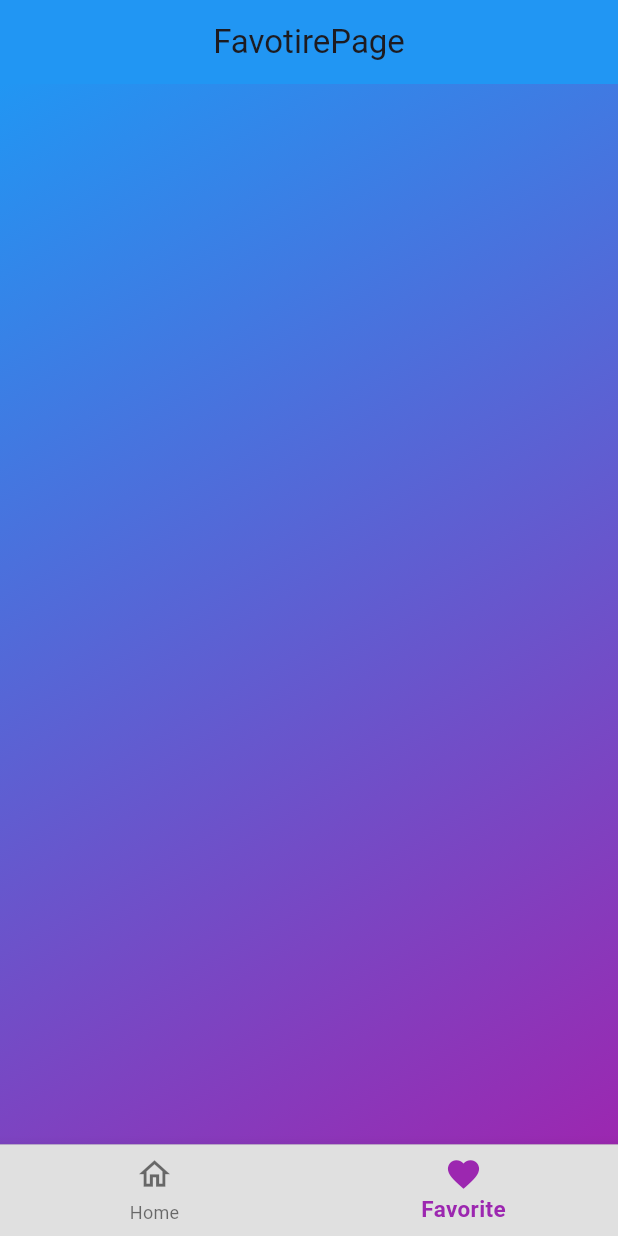
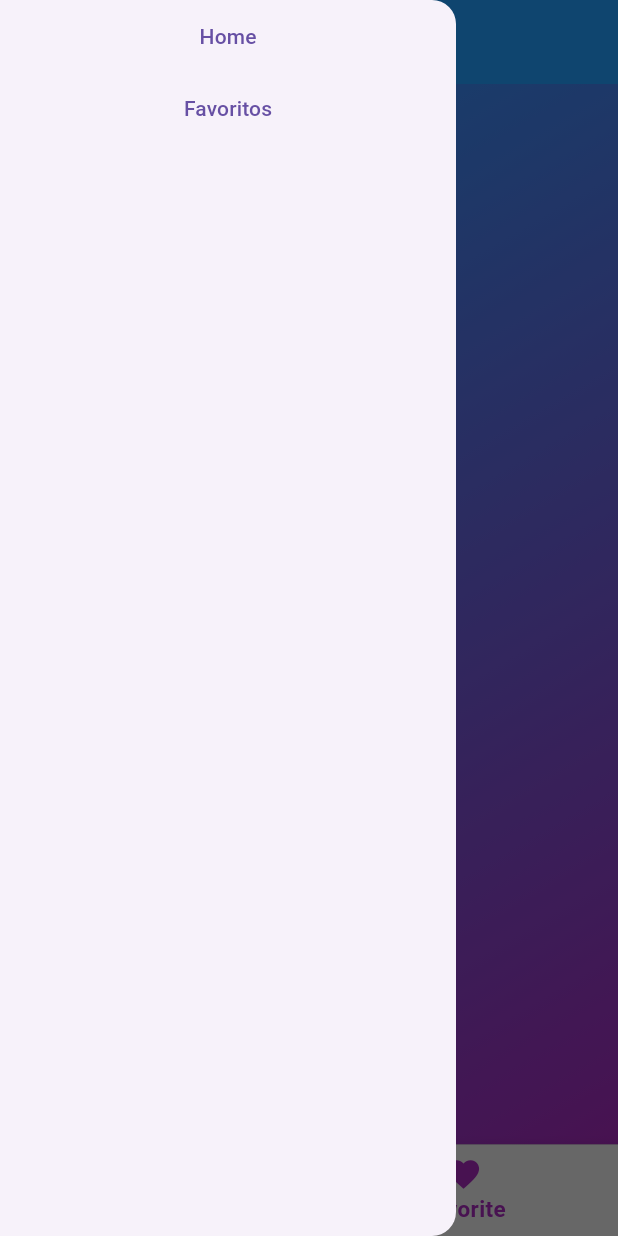
Before and after one commit to deyvissoneduardo/dictionary, a Flutter app: the screen it shows after launch, item 2 of the bottom bar chosen, with the side drawer open (before the commit the screen has no drawer), on a phone screen of 412 x 824 dp. Run offline on Flutter 3.47's test engine with Material 3 defaults, Android fonts, the phone set to English and light mode, and no system bars; our stand-ins replace dio, flutter_dotenv, get, loading_animation_widget, shared_preferences, top_snackbar_flutter.

Commit message:
size screen with responsive

```diff
--- a/app_dictionary/lib/app/modules/bottom_bar/bottom_bar_page.dart
+++ b/app_dictionary/lib/app/modules/bottom_bar/bottom_bar_page.dart
@@ -1,5 +1,6 @@
 import 'package:get/get.dart';
 import 'package:flutter/material.dart';
+import '../../core/extensions/platform_extensions.dart';
 import './bottom_bar_controller.dart';
 
 class BottomBarPage extends GetView<BottomBarController> {
@@ -9,7 +10,24 @@ class BottomBarPage extends GetView<BottomBarController> {
   Widget build(BuildContext context) {
     return Scaffold(
       body: Obx(() => controller.pages[controller.selectedIndex.value]),
-      bottomNavigationBar: Obx(() {
+      drawer: !context.mobile() || context.tablet()
+          ? Drawer(
+              child: Column(
+                children: [
+                  TextButton(
+                    onPressed: () {},
+                    child: const Text('Home'),
+                  ),
+                  TextButton(
+                    onPressed: () {},
+                    child: const Text('Favoritos'),
+                  ),
+                ],
+              ),
+            )
+          : const SizedBox(),
+      bottomNavigationBar: !context.mobile() || !context.mobile()
+          ? Obx(() {
               return BottomNavigationBar(
                 onTap: (index) => controller.selectedIndex.value = index,
                 currentIndex: controller.selectedIndex.value,
@@ -38,7 +56,8 @@ class BottomBarPage extends GetView<BottomBarController> {
                   ),
                 ],
               );
-      }),
+            })
+          : const SizedBox(),
     );
   }
 }
--- a/app_dictionary/lib/app/modules/favotire/favotire_controller.dart
+++ b/app_dictionary/lib/app/modules/favotire/favotire_controller.dart
@@ -2,7 +2,7 @@ import 'package:flutter/material.dart';
 import 'package:get/get.dart';
 import 'package:shared_preferences/shared_preferences.dart';
 
-import '../../core/ui/helpers/constants.dart';
+import '../../core/helpers/constants.dart';
 
 class FavotireController extends GetxController
     with GetSingleTickerProviderStateMixin {
--- a/app_dictionary/lib/app/modules/home/home_controller.dart
+++ b/app_dictionary/lib/app/modules/home/home_controller.dart
@@ -5,7 +5,7 @@ import 'package:get/get.dart';
 import 'package:shared_preferences/shared_preferences.dart';
 
 import '../../core/fp/either.dart';
-import '../../core/ui/helpers/constants.dart';
+import '../../core/helpers/constants.dart';
 import '../../services/local/load_words_service.dart';
 
 class HomeController extends GetxController
```
Also changed, not shown: app_dictionary/lib/app/core/extensions/platform_extensions.dart (added, +7 -0 lines), app_dictionary/lib/app/modules/home/home_page.dart (+11 -3 lines), app_dictionary/lib/app/core/helpers/constants.dart (renamed from app_dictionary/lib/app/core/ui/helpers/constants.dart), app_dictionary/lib/app/core/helpers/environments.dart (renamed from app_dictionary/lib/app/core/ui/helpers/environments.dart), app_dictionary/lib/app/core/helpers/messages.dart (renamed from app_dictionary/lib/app/core/ui/helpers/messages.dart), 1 other file. Lines whose indentation alone changed are shown as unchanged.
